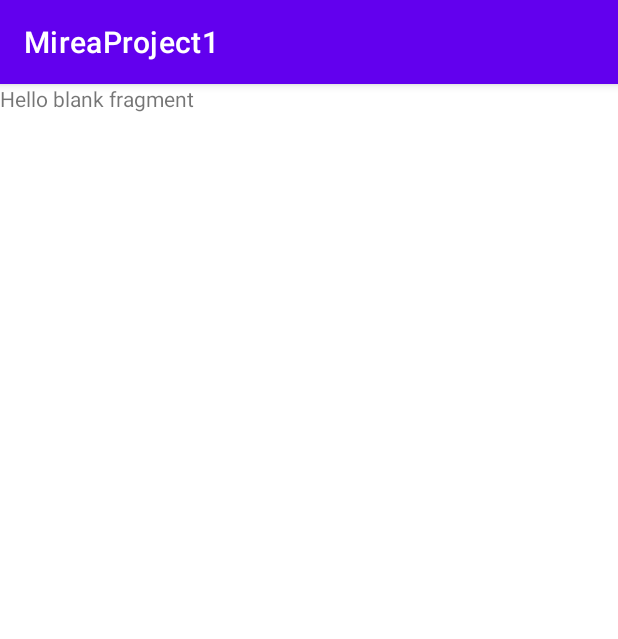
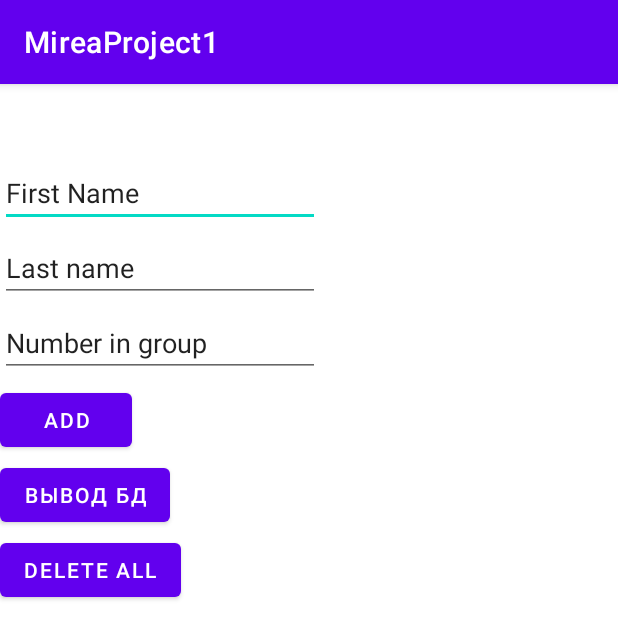
Before and after one commit to Kristina-01/MireaProject1, an Android app: the fragment FragmentRoom shown on its own in the app's theme, on a phone screen of 412 x 824 dp. Shown: the top 639 px of the screen. Run offline under Robolectric (Android 15) with nearby library versions, the light colour scheme and no system bars; our stand-ins replace Room's generated code.

Commit message:
8PR done

```diff
--- a/app/src/main/java/ru/mirea/gribkova/mireaproject1/MainActivity.java
+++ b/app/src/main/java/ru/mirea/gribkova/mireaproject1/MainActivity.java
@@ -8,6 +8,7 @@ import com.google.android.material.snackbar.Snackbar;
 import com.google.android.material.navigation.NavigationView;
 
 import androidx.annotation.NonNull;
+import androidx.core.view.ScrollingView;
 import androidx.navigation.NavController;
 import androidx.navigation.Navigation;
 import androidx.navigation.ui.AppBarConfiguration;
@@ -43,6 +44,8 @@ private ActivityMainBinding binding;
                 R.id.nav_home, R.id.nav_gallery, R.id.nav_slideshow, R.id.calculator, R.id.music,R.id.createphoto,R.id.sensors,R.id.audio, R.id.settings, R.id.history, R.id.Socket, R.id.Room)
                 .setOpenableLayout(drawer)
                 .build();
+
+
         NavController navController = Navigation.findNavController(this, R.id.nav_host_fragment_content_main);
         NavigationUI.setupActionBarWithNavController(this, navController, mAppBarConfiguration);
         NavigationUI.setupWithNavController(navigationView, navController);
--- a/app/src/main/java/ru/mirea/gribkova/mireaproject1/PR8/AppDatabase.java
+++ b/app/src/main/java/ru/mirea/gribkova/mireaproject1/PR8/AppDatabase.java
@@ -1,9 +1,22 @@
 package ru.mirea.gribkova.mireaproject1.PR8;
 
+import android.content.Context;
+
 import androidx.room.Database;
+import androidx.room.Room;
 import androidx.room.RoomDatabase;
 
 @Database(entities = {Student.class}, version = 1)
 public abstract class AppDatabase extends RoomDatabase{
     public abstract StudentDao studentDao();
+    private static AppDatabase INSTANCE;
+
+    public static AppDatabase getDbInstance(Context context){
+        if (INSTANCE== null){
+            INSTANCE = Room.databaseBuilder(context.getApplicationContext(), AppDatabase.class, "DB_NAME")
+                    .allowMainThreadQueries()
+                    .build();
+        }
+        return INSTANCE;
+    }
 }
--- a/app/src/main/java/ru/mirea/gribkova/mireaproject1/PR8/FragmentRoom.java
+++ b/app/src/main/java/ru/mirea/gribkova/mireaproject1/PR8/FragmentRoom.java
@@ -4,9 +4,14 @@ import android.os.Bundle;
 
 import androidx.fragment.app.Fragment;
 
+import android.util.Log;
 import android.view.LayoutInflater;
 import android.view.View;
 import android.view.ViewGroup;
+import android.widget.Button;
+import android.widget.EditText;
+
+import java.util.List;
 
 import ru.mirea.gribkova.mireaproject1.R;
 
@@ -28,17 +33,10 @@ public class FragmentRoom extends Fragment {
 
     public FragmentRoom() {
         // Required empty public constructor
+
     }
 
-    /**
-     * Use this factory method to create a new instance of
-     * this fragment using the provided parameters.
-     *
-     * @param param1 Parameter 1.
-     * @param param2 Parameter 2.
-     * @return A new instance of fragment FragmentRoom.
-     */
-    // TODO: Rename and change types and number of parameters
+
     public static FragmentRoom newInstance(String param1, String param2) {
         FragmentRoom fragment = new FragmentRoom();
         Bundle args = new Bundle();
@@ -56,11 +54,107 @@ public class FragmentRoom extends Fragment {
             mParam2 = getArguments().getString(ARG_PARAM2);
         }
     }
-
+    AppDatabase db;
+    List<Student> items;
     @Override
     public View onCreateView(LayoutInflater inflater, ViewGroup container,
                              Bundle savedInstanceState) {
-        // Inflate the layout for this fragment
-        return inflater.inflate(R.layout.fragment_room, container, false);
+
+        db = AppDatabase.getDbInstance(this.getContext());
+        View view =  inflater.inflate(R.layout.fragment_room, container, false);
+
+        EditText firstname= view.findViewById(R.id.firstname);
+        EditText lastname= view.findViewById(R.id.lastname);
+        EditText numberingroup=(EditText) view.findViewById(R.id.numberingroup);
+
+        Button btnsave = view.findViewById(R.id.buttonadd);
+        btnsave.setOnClickListener(new View.OnClickListener() {
+
+            @Override
+            public void onClick(View view) {
+                String nums = numberingroup.getText().toString();
+
+                int a = ConvertIntoNumeric(nums);
+                // String newa= String.valueOf(a) ;
+
+                saveStudent(firstname.getText().toString(),lastname.getText().toString(),a);
+
+            }
+        });
+        Button btnall = view.findViewById(R.id.buttonall);
+        btnall.setOnClickListener(new View.OnClickListener() {
+            @Override
+            public void onClick(View view) {
+                all();
+            }
+        });
+        Button btndel = view.findViewById(R.id.deleteall);
+        btndel.setOnClickListener(new View.OnClickListener() {
+            @Override
+            public void onClick(View view) {
+                deleteall(items);
+            }
+        });
+
+
+        return view;
+}
+    private void all(){
+
+    }
+
+
+
+    private void deleteall(List<Student> students){
+
+        List<Student> students1 = db.studentDao().getAll();
+        Log.d( "BD", String.valueOf(students1.size()));
+        if(students1!=null){
+            for(int i =0;i<students1.size();i++){
+
+                db.studentDao().deleteStudent(students1.get(i).numberingroup);
+                Log.d("BD-ID", String.valueOf(students1.get(i).numberingroup));
+
+            }
+            if(students != null && students.size() > 0) {
+                students.clear();
+                students1 = db.studentDao().getAll();
+                Log.d("BD", String.valueOf(students1.size()));
+                Log.d("Items", String.valueOf(students.size()));
+            }
+        }
+
+    }
+
+    private List<Student> saveStudent(String firstname, String lastname, Integer numberingroup){
+
+       // AppDatabase db = AppDatabase.getDbInstance(this.getContext());
+        StudentDao studentDao= db.studentDao();
+
+        Student student = new Student();
+        student.firstName=firstname;
+        student.lastName = lastname;
+        student.numberingroup = numberingroup;
+        db.studentDao().insertAll(student);
+
+        items = studentDao.getAll();
+        Log.d( "Items", String.valueOf(items.size()));
+        Log.d("First name", firstname + " " + lastname+ " " + numberingroup);
+
+        return items;
+
+    }
+
+    private int ConvertIntoNumeric(String xVal)
+    {
+
+        try
+        {
+            return Integer.parseInt(xVal);
+        }
+        catch(Exception ex)
+        {
+            return -1;
+        }
     }
 }
--- a/app/src/main/java/ru/mirea/gribkova/mireaproject1/PR8/StudentDao.java
+++ b/app/src/main/java/ru/mirea/gribkova/mireaproject1/PR8/StudentDao.java
@@ -17,6 +17,9 @@ public interface StudentDao {
     @Insert
     void insertAll(Student... students);
 
+    @Query("DELETE FROM student WHERE numberingroup = :title")
+    abstract void deleteStudent(int title);
+
     @Delete
     void delete(Student student);
 }
--- a/app/src/main/res/layout/activity_main.xml
+++ b/app/src/main/res/layout/activity_main.xml
@@ -17,6 +17,8 @@
 
 
 
+
+
         <com.google.android.material.navigation.NavigationView
             android:id="@+id/nav_view"
             android:layout_width="wrap_content"
@@ -26,4 +28,6 @@
             app:headerLayout="@layout/nav_header_main"
             app:menu="@menu/activity_main_drawer" />
 
+
+
 </androidx.drawerlayout.widget.DrawerLayout>
--- a/app/src/main/res/layout/card_view.xml
+++ b/app/src/main/res/layout/card_view.xml
@@ -10,7 +10,7 @@
     <ImageView
         android:id="@+id/city"
         android:layout_width="70dp"
-        android:layout_height="50dp"
+        android:layout_height="30dp"
         android:layout_marginTop="16dp"
         android:layout_marginBottom="16dp"
         app:layout_constraintLeft_toLeftOf="parent"
--- a/app/src/main/res/layout/fragment_room.xml
+++ b/app/src/main/res/layout/fragment_room.xml
@@ -6,9 +6,61 @@
     tools:context=".PR8.FragmentRoom">
 
     <!-- TODO: Update blank fragment layout -->
-    <TextView
+
+
+    <Button
+        android:id="@+id/deleteall"
+        android:layout_width="wrap_content"
+        android:layout_height="wrap_content"
+        android:text="delete all"
+        android:layout_marginTop="300dp"/>
+
+
+
+    <TableLayout
         android:layout_width="match_parent"
-        android:layout_height="match_parent"
-        android:text="@string/hello_blank_fragment" />
+        android:layout_height="665dp" />
 
+    <Button
+        android:id="@+id/buttonall"
+        android:layout_width="wrap_content"
+        android:layout_height="wrap_content"
+        android:text="Вывод бд"
+        android:layout_marginTop="250dp"/>
+
+    <Button
+        android:id="@+id/buttonadd"
+        android:layout_width="wrap_content"
+        android:layout_height="wrap_content"
+        android:text="Add"
+        android:layout_marginTop="200dp"/>
+
+    <EditText
+        android:id="@+id/firstname"
+        android:layout_width="wrap_content"
+        android:layout_height="wrap_content"
+        android:ems="10"
+        android:layout_marginTop="50dp"
+        android:inputType="textPersonName"
+        android:text="First Name"
+        />
+
+    <EditText
+        android:id="@+id/lastname"
+        android:layout_width="wrap_content"
+        android:layout_height="wrap_content"
+        android:ems="10"
+        android:inputType="textPersonName"
+        android:text="Last name"
+        android:layout_marginTop="100dp"/>
+
+    <EditText
+        android:inputType="number"
+        android:id="@+id/numberingroup"
+        android:layout_width="wrap_content"
+        android:layout_height="wrap_content"
+        android:ems="10"
+
+        android:text="Number in group"
+        android:layout_marginTop="150dp"/>
 </FrameLayout>
--- a/app/src/main/res/layout/nav_header_main.xml
+++ b/app/src/main/res/layout/nav_header_main.xml
@@ -3,7 +3,7 @@
     xmlns:android="http://schemas.android.com/apk/res/android"
     xmlns:app="http://schemas.android.com/apk/res-auto"
     android:layout_width="match_parent"
-    android:layout_height="@dimen/nav_header_height"
+    android:layout_height="10dp"
     android:background="@drawable/side_nav_bar"
     android:paddingBottom="@dimen/activity_vertical_margin"
     android:paddingLeft="@dimen/activity_horizontal_margin"
--- a/app/src/main/res/menu/activity_main_drawer.xml
+++ b/app/src/main/res/menu/activity_main_drawer.xml
@@ -1,4 +1,5 @@
 <?xml version="1.0" encoding="utf-8"?>
+
 <menu xmlns:android="http://schemas.android.com/apk/res/android"
     xmlns:tools="http://schemas.android.com/tools"
     tools:showIn="navigation_view">
@@ -10,7 +11,8 @@
             android:title="@string/menu_home" />
         <item
             android:id="@+id/calculator"
-            android:title="Calculate"/>
+            android:title="Calculate"
+            />
 
         <item
             android:id="@+id/web"
@@ -41,4 +43,5 @@
             android:title="Students"></item>
 
     </group>
+
 </menu>
--- a/build.gradle
+++ b/build.gradle
@@ -4,8 +4,8 @@ buildscript {
     }
 }// Top-level build file where you can add configuration options common to all sub-projects/modules.
 plugins {
-    id 'com.android.application' version '7.1.1' apply false
-    id 'com.android.library' version '7.1.1' apply false
+    id 'com.android.application' version '7.1.3' apply false
+    id 'com.android.library' version '7.1.3' apply false
 }
 
 task clean(type: Delete) {
```
Lines whose indentation alone changed are shown as unchanged.
